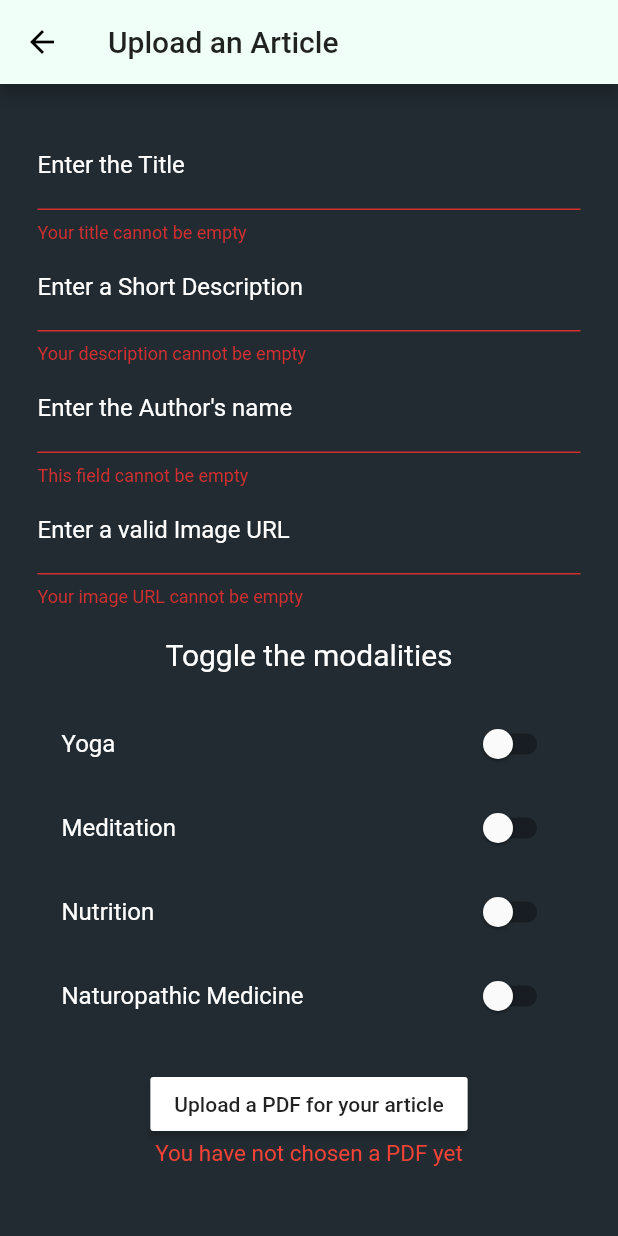
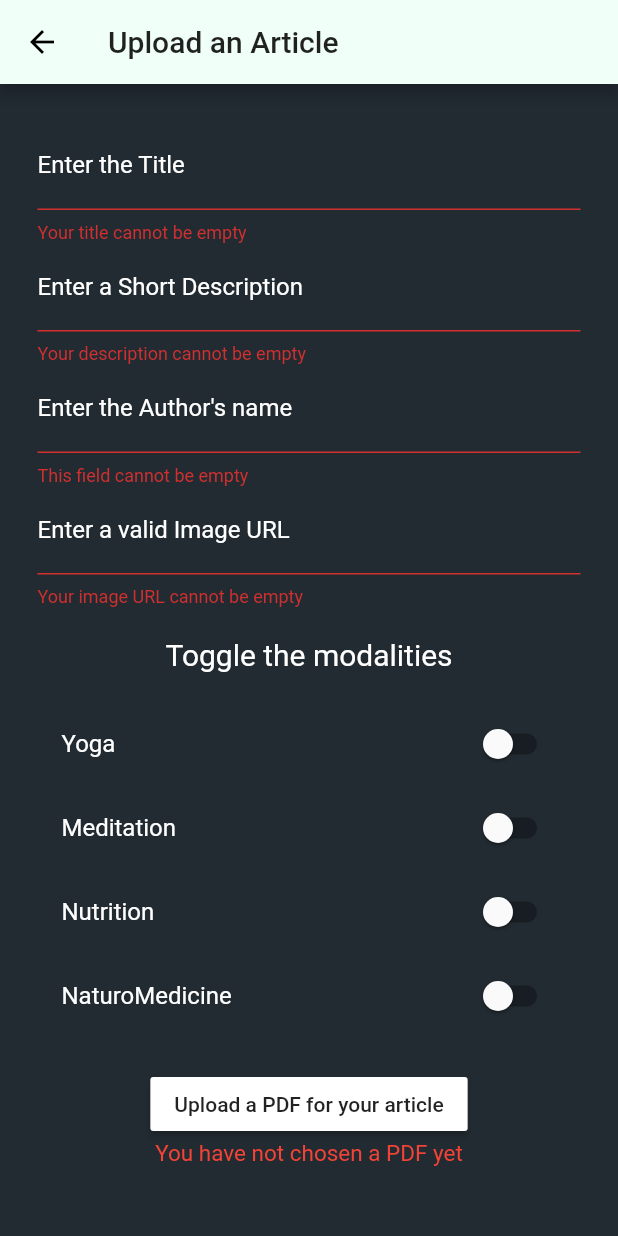
Before and after one commit to sgovil5/wha_app3, a Flutter app: the ArticleSubmitForm screen opened by its route, after a tap on "Submit Article", on a phone screen of 412 x 824 dp. Run offline on Flutter 3.47's test engine with Material 2 defaults, Android fonts, the phone set to English and light mode, and no system bars; our stand-ins replace cloud_firestore, file_picker, firebase_auth, firebase_storage, flutter_swiper; missing offline and left inert: syncfusion_flutter_pdfviewer; accounts and stored records are empty.

Commit message:
fixed bugs with naturopathic medicine

```diff
--- a/lib/screens/article_search_screen.dart
+++ b/lib/screens/article_search_screen.dart
@@ -80,7 +80,7 @@ class ArticleSearchScreen extends StatelessWidget {
           buildModalitySection(context, 'Yoga'),
           buildModalitySection(context, 'Meditation'),
           buildModalitySection(context, 'Nutrition'),
-          buildModalitySection(context, 'Naturopathic Medicine'),
+          buildModalitySection(context, 'NaturoMedicine'),
         ],
       ),
     );
--- a/lib/screens/articles/article_overview_screen.dart
+++ b/lib/screens/articles/article_overview_screen.dart
@@ -37,7 +37,7 @@ class ArticleOverviewScreen extends StatelessWidget {
               modality: 'nutrition',
             ),
             ArticleItem(
-              modality: 'naturopathic medicine',
+              modality: 'naturomedicine',
             )
           ],
         ),
--- a/lib/screens/articles/article_pdf_viewer.dart
+++ b/lib/screens/articles/article_pdf_viewer.dart
@@ -24,7 +24,7 @@ class _ArticlePDFViewerState extends State<ArticlePDFViewer> {
         }
         var article = snapshot.data;
         return Scaffold(
-          appBar: AppBar(title: Text('Example')),
+          appBar: AppBar(title: Text(article['title'])),
           body: Container(
             child: SfPdfViewer.network(article['pdfUrl']),
           ),
--- a/lib/screens/articles/article_submit_form.dart
+++ b/lib/screens/articles/article_submit_form.dart
@@ -65,7 +65,7 @@ class _ArticleSubmitFormState extends State<ArticleSubmitForm> {
           'author': author.trim(),
           'imageUrl': imageUrl.trim(),
           'meditation': meditation,
-          'naturopathicMedicine': naturopathicMedicine,
+          'naturomedicine': naturopathicMedicine,
           'nutrition': nutrition,
           'pdfUrl': pdfUrl,
           'searchKeywords': setSearchParam(title.trim().toLowerCase()),
@@ -206,7 +206,9 @@ class _ArticleSubmitFormState extends State<ArticleSubmitForm> {
       validator: (String value) {
         if (value.isEmpty) {
           return "Your image URL cannot be empty";
-        } else if (!(value.contains('.jpeg') || value.contains('.png'))) {
+        } else if (!(value.contains('.jpeg') ||
+            value.contains('.png') ||
+            value.contains('.jpg'))) {
           return "This is not a valid image";
         }
         return null;
@@ -271,7 +273,7 @@ class _ArticleSubmitFormState extends State<ArticleSubmitForm> {
                     'Nutrition',
                     style: TextStyle(color: Colors.white),
                   ),
-                  value: meditation,
+                  value: nutrition,
                   onChanged: (value) {
                     setState(() {
                       nutrition = value;
@@ -280,10 +282,10 @@ class _ArticleSubmitFormState extends State<ArticleSubmitForm> {
                 ),
                 SwitchListTile(
                   title: const Text(
-                    'Naturopathic Medicine',
+                    'NaturoMedicine',
                     style: TextStyle(color: Colors.white),
                   ),
-                  value: meditation,
+                  value: naturopathicMedicine,
                   onChanged: (value) {
                     setState(() {
                       naturopathicMedicine = value;
```
